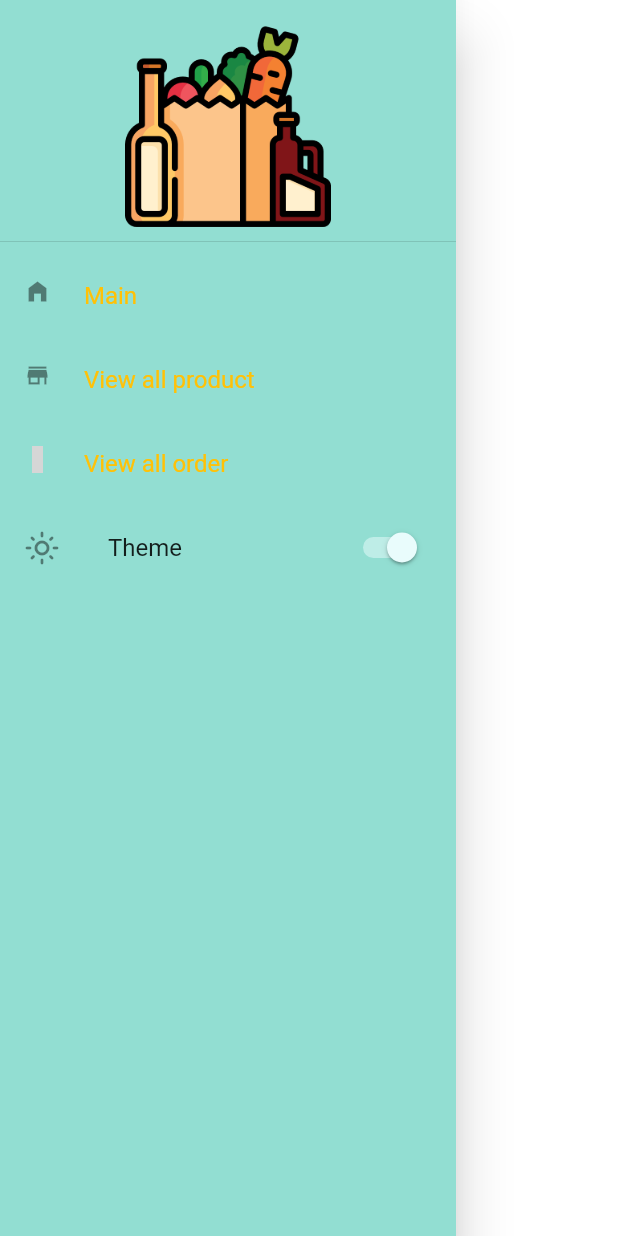
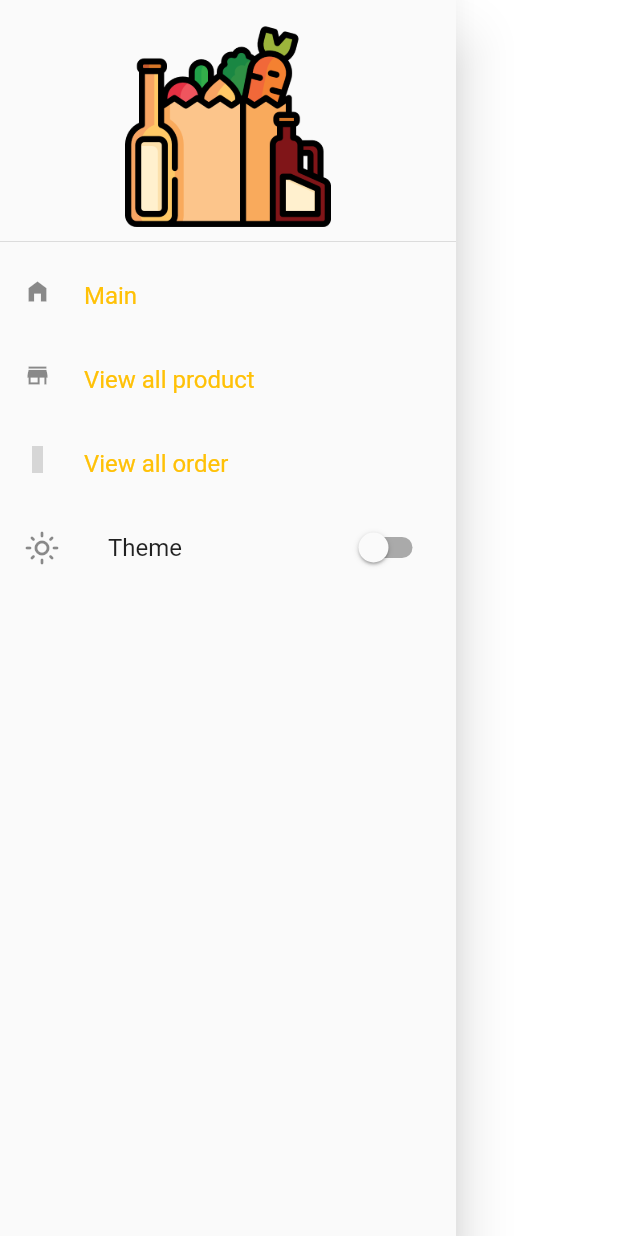
Before and after one commit to Devsaci/grocery_app_adminpanel_hadji_V1, a Flutter app: the SideMenu widget shown alone on an empty page, opened directly, on a phone screen of 412 x 824 dp. Run offline on Flutter 3.47's test engine with Material 2 defaults, Android fonts, the phone set to English and light mode, and no system bars; our stand-ins replace iconly, shared_preferences; accounts and stored records are empty; grey boxes are pictures that could not be loaded.

Commit message:
final theme = Utils(context).getTheme;

```diff
--- a/lib/widgets/side_menu.dart
+++ b/lib/widgets/side_menu.dart
@@ -3,6 +3,7 @@ import 'package:iconly/iconly.dart';
 import 'package:provider/provider.dart';
 
 import '../providers/dark_theme_provider.dart';
+import '../services/utils.dart';
 import 'text_widget.dart';
 
 class SideMenu extends StatefulWidget {
@@ -15,10 +16,11 @@ class SideMenu extends StatefulWidget {
 class _SideMenuState extends State<SideMenu> {
   @override
   Widget build(BuildContext context) {
+    final theme = Utils(context).getTheme;
     final themeState = Provider.of<DarkThemeProvider>(context);
 
     return Drawer(
-      backgroundColor: const Color.fromARGB(255, 146, 222, 210),
+      //backgroundColor: const Color.fromARGB(255, 146, 222, 210),
       child: ListView(
         children: [
           DrawerHeader(
@@ -44,11 +46,13 @@ class _SideMenuState extends State<SideMenu> {
             secondary: Icon(themeState.getDarkTheme
                 ? Icons.dark_mode_outlined
                 : Icons.light_mode_outlined),
-            value: true,
+            value: theme,
             onChanged: (value) {
-              setState(() {
-                themeState.setDarkTheme = value;
-              });
+              setState(
+                () {
+                  themeState.setDarkTheme = value;
+                },
+              );
             },
           )
         ],
```
